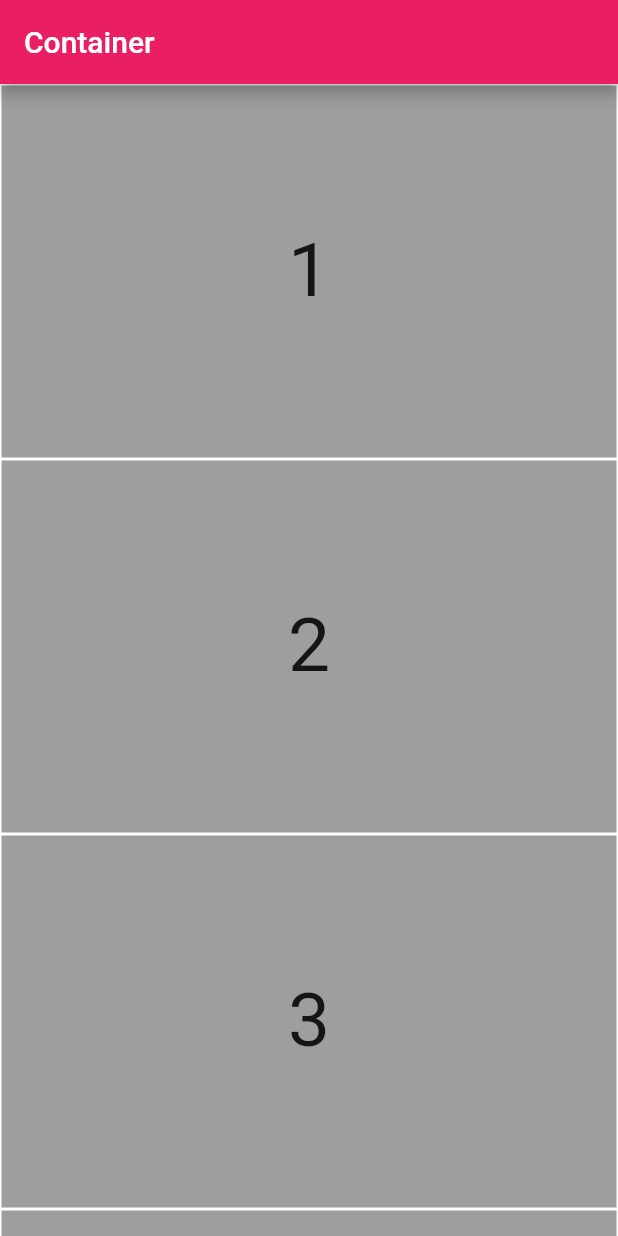
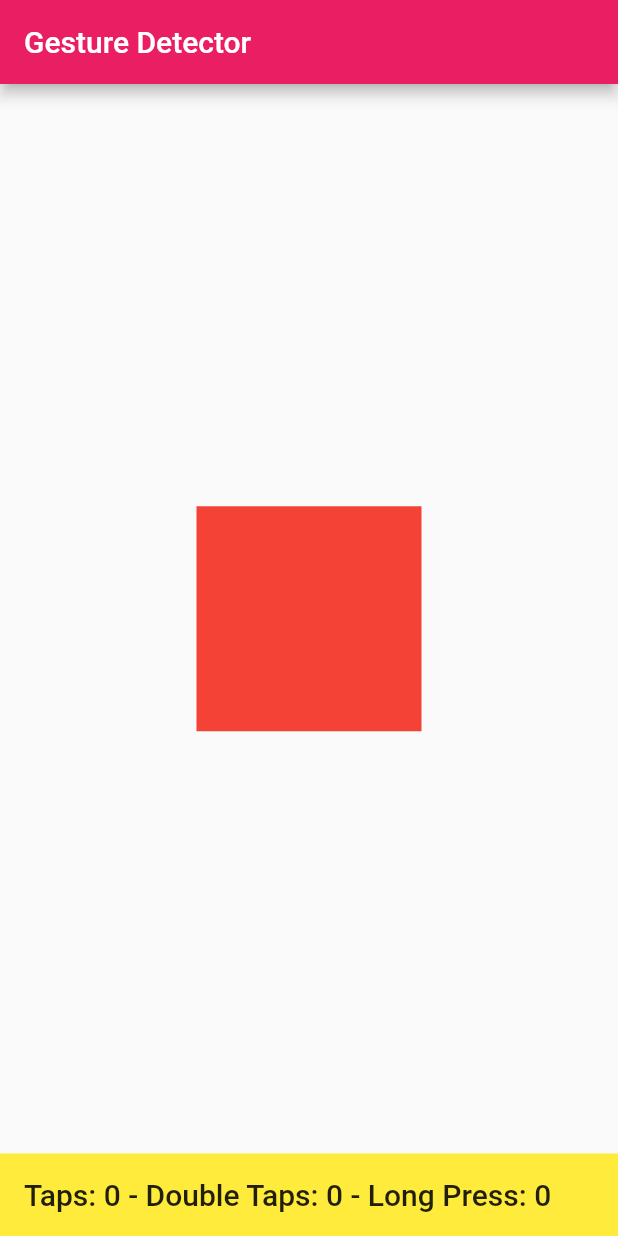
Before and after one commit to AdiMunawar31/BELAJAR-FLUTTER, a Flutter app: the screen it shows after launch, on a phone screen of 412 x 824 dp. Run offline on Flutter 3.47's test engine with Material 2 defaults, Android fonts, the phone set to English and light mode, and no system bars.

Commit message:
gesture_detector

```diff
--- a/lib/main.dart
+++ b/lib/main.dart
@@ -1,4 +1,5 @@
 // import 'package:belajar_flutter/tutorial/container.dart';
+import 'package:belajar_flutter/tutorial/gesture_detector.dart';
 import 'package:belajar_flutter/tutorial/list_view.dart';
 import 'package:flutter/material.dart';
 
@@ -15,6 +16,6 @@ class MyApp extends StatelessWidget {
         debugShowCheckedModeBanner: false,
         title: 'Flutter Basic',
         theme: ThemeData(primarySwatch: Colors.pink),
-        home: ListViews());
+        home: GestureDetect());
   }
 }
--- /dev/null
+++ b/lib/tutorial/gesture_detector.dart
@@ -0,0 +1,44 @@
+import 'package:flutter/material.dart';
+
+class GestureDetect extends StatefulWidget {
+  const GestureDetect({Key? key}) : super(key: key);
+
+  @override
+  State<GestureDetect> createState() => _GestureDetectState();
+}
+
+class _GestureDetectState extends State<GestureDetect> {
+  final double boxSize = 150.0;
+  int numTap = 0;
+
+  @override
+  Widget build(BuildContext context) {
+    return Scaffold(
+      appBar: AppBar(
+        title: Text('Gesture Detector'),
+      ),
+      body: Center(
+        child: GestureDetector(
+          onTap: () {
+            setState(() {
+              numTap++;
+            });
+          },
+          child: Container(
+            width: boxSize,
+            height: boxSize,
+            decoration: BoxDecoration(color: Colors.red),
+          ),
+        ),
+      ),
+      bottomNavigationBar: Container(
+        color: Colors.yellow,
+        padding: const EdgeInsets.all(16.0),
+        child: Text(
+          'Taps: $numTap - Double Taps: 0 - Long Press: 0',
+          style: Theme.of(context).textTheme.headline6,
+        ),
+      ),
+    );
+  }
+}
```
Also changed, not shown: pubspec.lock, 1 other file.
